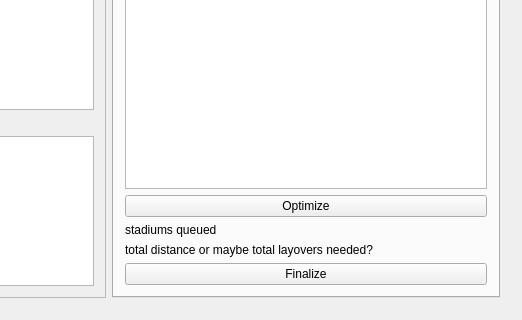
First picture: the form in Baseball-Itinerary-Program/primewin.ui, repository xavierliancw/Based-Itinerary, before the edit; both pictures show x 391 to 913 and y 277 to 597 of the 913 by 597 pixel window.
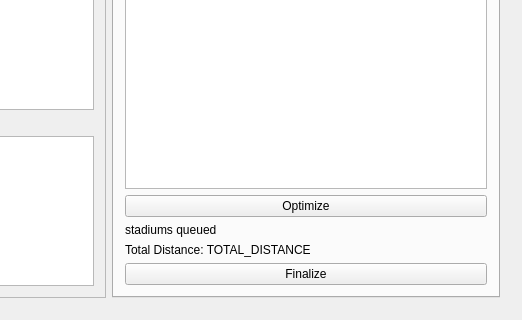
Second picture: the form after the edit. The open tabs and pages were chosen to show the change.

Patch:
```diff
--- a/Baseball-Itinerary-Program/primewin.ui
+++ b/Baseball-Itinerary-Program/primewin.ui
@@ -794,7 +794,7 @@
             <item>
              <widget class="QLabel" name="label_8">
               <property name="text">
-               <string>total distance or maybe total layovers needed?</string>
+               <string>Total Distance: TOTAL_DISTANCE</string>
               </property>
              </widget>
             </item>
```
Left out of the diff: 4 changed lines with no effect on the pictures.
